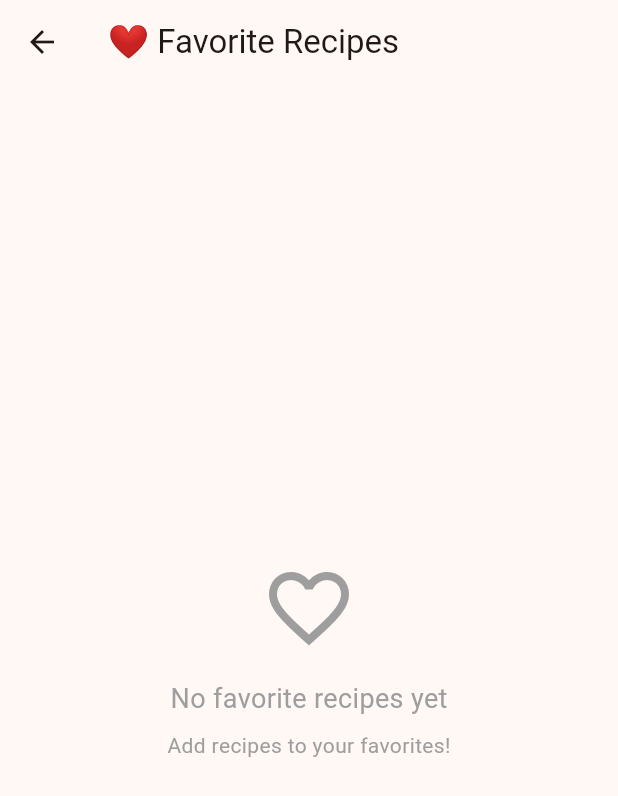
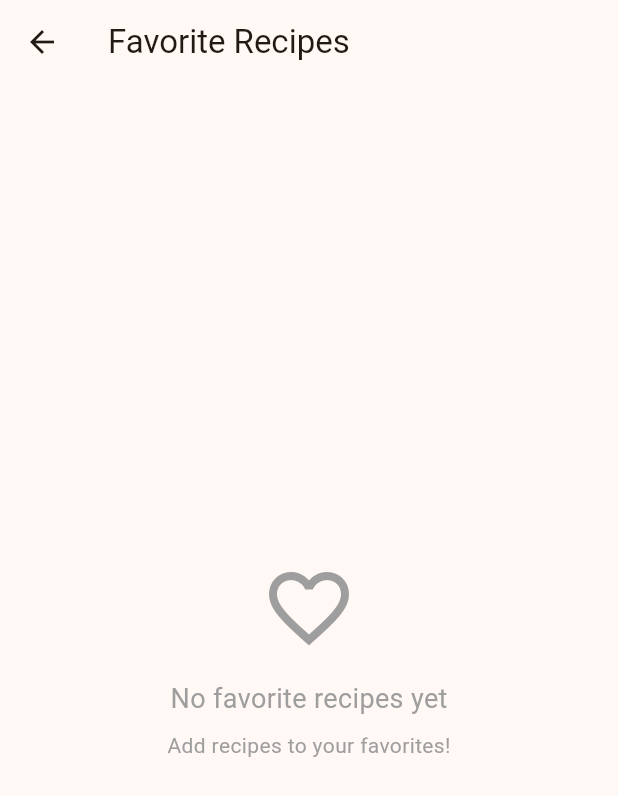
Before and after one commit to teontodorovski/MIS-Lab, a Flutter app: the screen it shows after launch, item 2 of the bottom bar chosen, on a phone screen of 412 x 824 dp. Shown: the top 796 px of the screen. Run offline on Flutter 3.47's test engine with Material 3 defaults, Android fonts, the phone set to English and light mode, and no system bars; our stand-ins replace cloud_firestore, firebase_core, firebase_messaging; accounts and stored records are empty; network calls fail; Roboto replaces fonts that are missing (Segoe UI).

Commit message:
Update favorites_screen.dart

```diff
--- a/Lab3/lib/screens/favorites_screen.dart
+++ b/Lab3/lib/screens/favorites_screen.dart
@@ -17,7 +17,7 @@ class _FavoritesScreenState extends State<FavoritesScreen> {
   Widget build(BuildContext context) {
     return Scaffold(
       appBar: AppBar(
-        title: const Text('❤️ Favorite Recipes'),
+        title: const Text('Favorite Recipes'),
         elevation: 0,
       ),
       body: StreamBuilder<List<Favorite>>(
```
